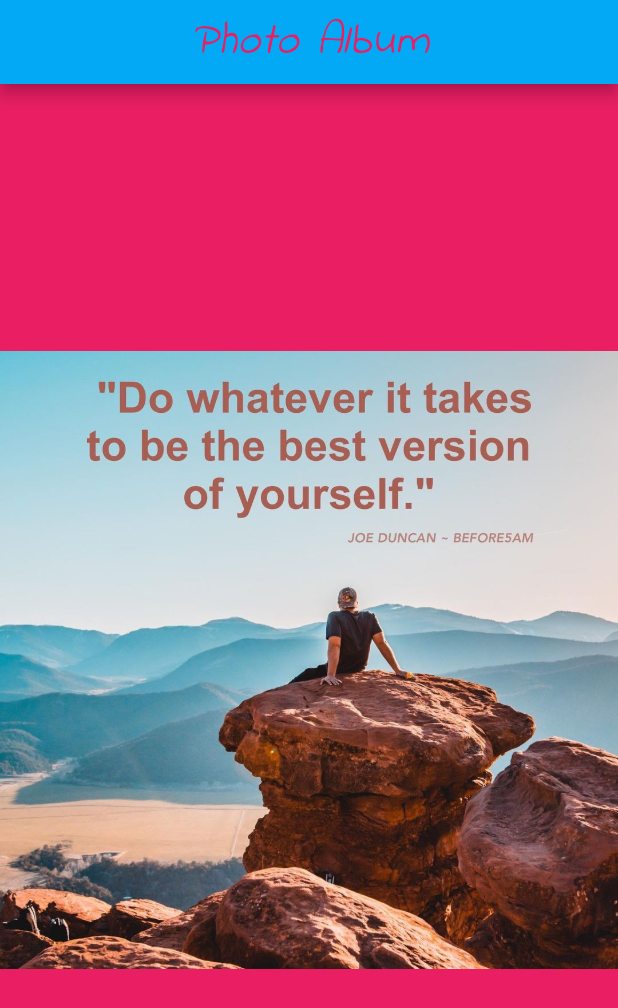
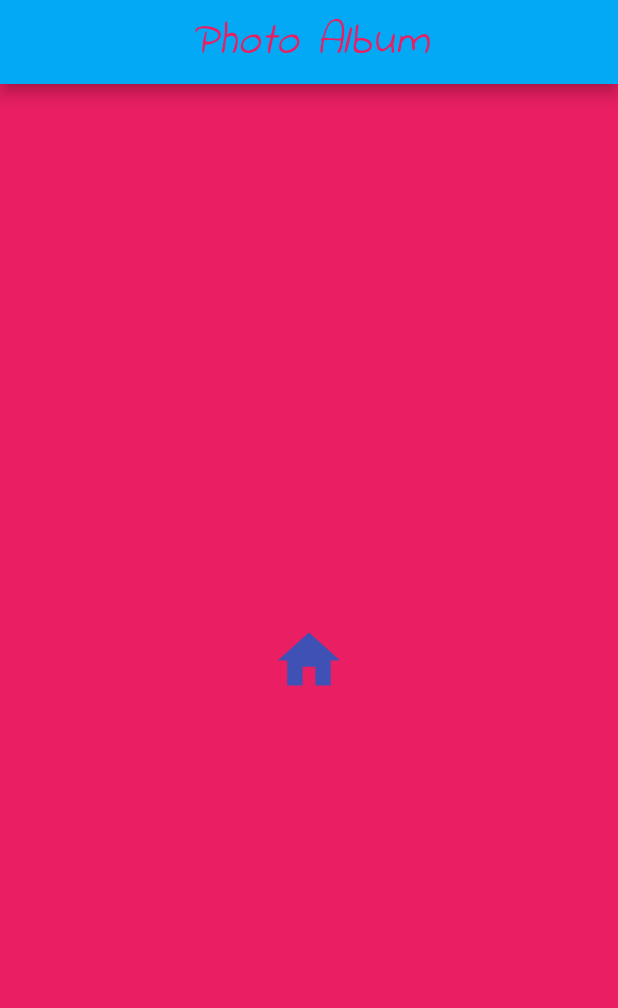
Before and after one commit to lodyne/fluttering, a Flutter app: the screen it shows after launch, on a phone screen of 412 x 824 dp. Shown: the top 1008 px of the screen. Run offline on Flutter 3.47's test engine with Material 2 defaults, Android fonts, the phone set to English and light mode, and no system bars.

Commit message:
feat(button,icon):add button and icon

```diff
--- a/newApp/lib/main.dart
+++ b/newApp/lib/main.dart
@@ -5,7 +5,7 @@ void main(List<String> args) {
 }
 
 class HomePage extends StatelessWidget {
-  const HomePage({ Key? key }) : super(key: key);
+  const HomePage({Key? key}) : super(key: key);
 
   @override
   Widget build(BuildContext context) {
@@ -19,21 +19,44 @@ class HomePage extends StatelessWidget {
               style: TextStyle(
                 fontSize: 30.0,
                 fontStyle: FontStyle.italic,
-                fontFamily:'IndieFlower',
+                fontFamily: 'IndieFlower',
                 letterSpacing: 0.5,
                 color: Colors.pink,
               ),
-              ),
-          ) ,
+            ),
+          ),
           backgroundColor: Colors.lightBlue,
-
         ),
-        body: const Center(
-          child: Image(
-          image:AssetImage('images/bestyou.jpg'),
-          ),
+        // body: const Center(
+        //   child: Image(
+        //     image: AssetImage('images/bestyou.jpg'),
+        //   ),
+        // ),
+        body: Center(
+          child: TextButton(
+              onPressed: () {
+                print('clicked');
+              },
+              child: const Icon(
+                Icons.home,
+                color: Colors.indigo,
+                size: 50.0,
+              )),
         ),
-      backgroundColor: Colors.pink,
+        backgroundColor: Colors.pink,
+        // bottomNavigationBar: BottomNavigationBar(
+        //   items: const [
+        //     BottomNavigationBarItem(
+        //         icon: Icon(
+        //       Icons.home,
+        //     )),
+        //     BottomNavigationBarItem(
+        //       icon: Icon(
+        //         Icons.search,
+        //       ),
+        //     )
+        //   ],
+        // ),
       ),
     );
   }
```
